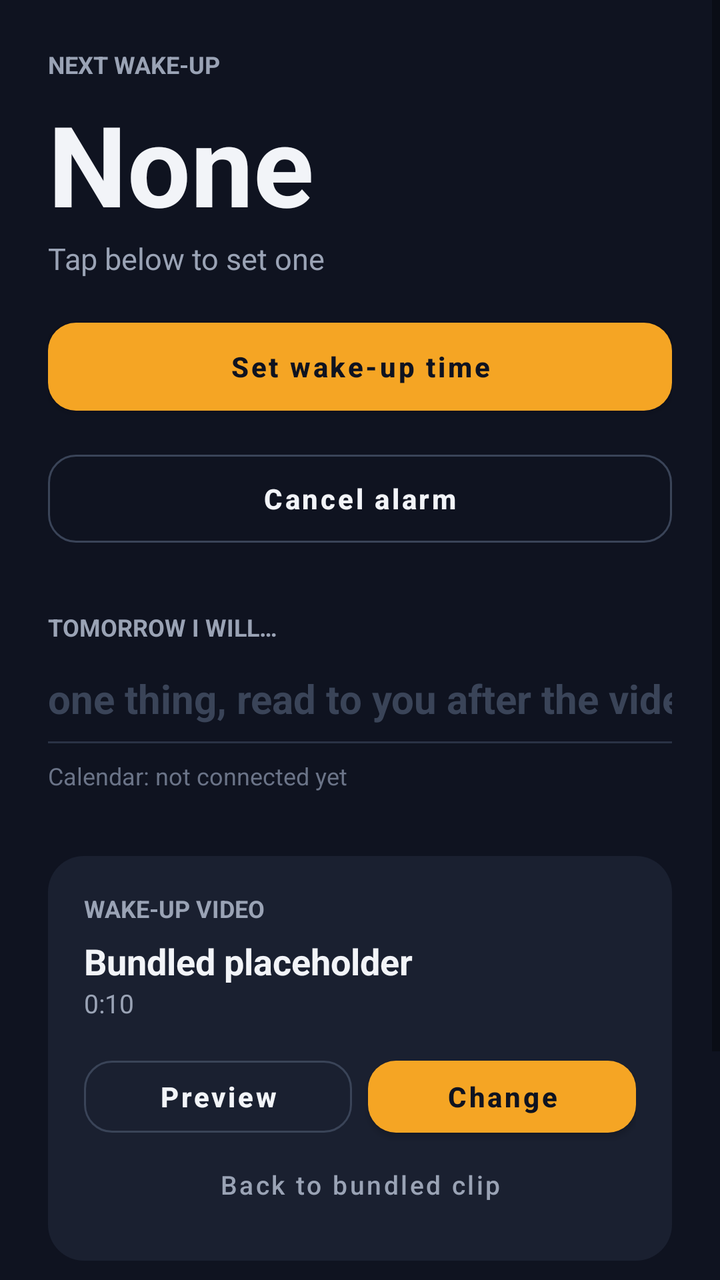
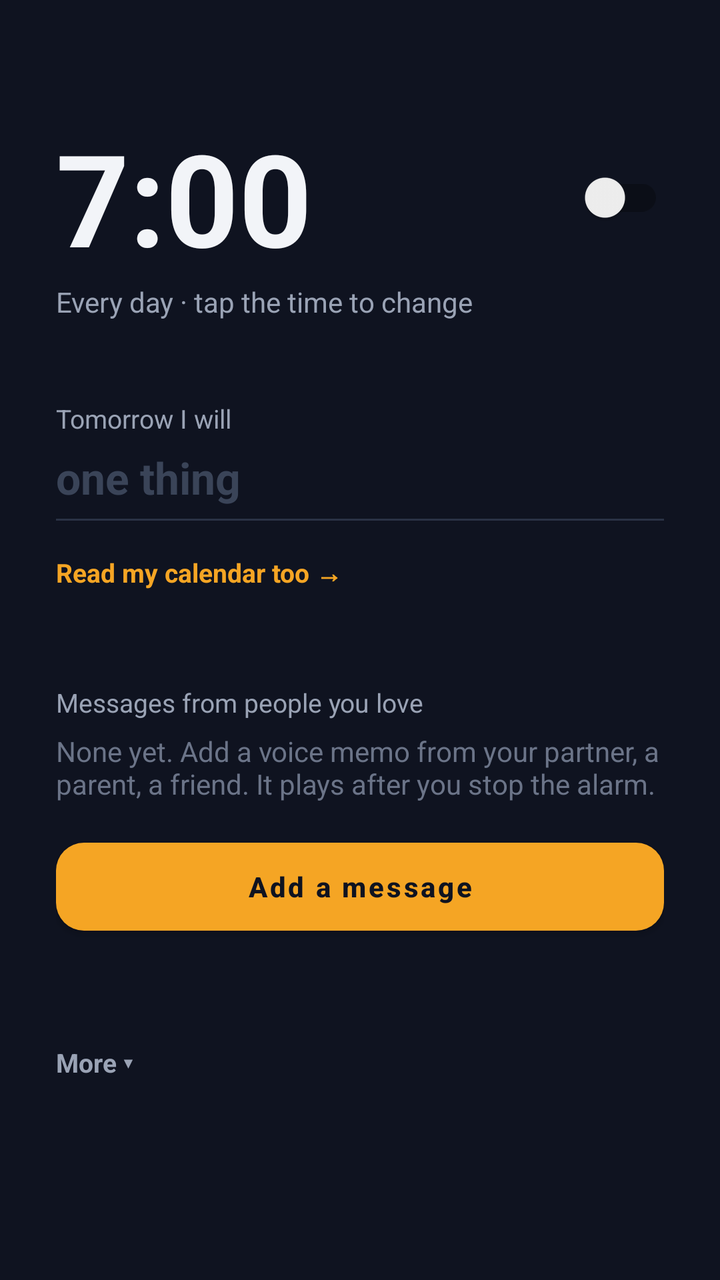

Two renders of the same Android screen: before a commit and after it. Below are the layout's source before the change and the commit's diff.
<!-- AndroidManifest.xml: application theme Theme.WhyNotYou -->
<!-- res/layout/activity_main.xml -->
<?xml version="1.0" encoding="utf-8"?>
<ScrollView xmlns:android="http://schemas.android.com/apk/res/android"
    android:layout_width="match_parent"
    android:layout_height="match_parent"
    android:background="#0F1320"
    android:fillViewport="true">

    <LinearLayout
        android:layout_width="match_parent"
        android:layout_height="wrap_content"
        android:orientation="vertical"
        android:padding="24dp"
        android:paddingTop="48dp">

        
        <LinearLayout
            android:id="@+id/row_warning"
            android:layout_width="match_parent"
            android:layout_height="wrap_content"
            android:layout_marginBottom="20dp"
            android:background="@drawable/bg_card_amber"
            android:gravity="center_vertical"
            android:orientation="horizontal"
            android:padding="14dp"
            android:visibility="gone">
            <TextView
                android:id="@+id/txt_warning"
                android:layout_width="0dp"
                android:layout_height="wrap_content"
                android:layout_weight="1"
                android:text="1 permission missing — the alarm may not fire"
                android:textColor="#F2F4F8"
                android:textSize="13sp"
                android:textStyle="bold" />
            <TextView
                android:layout_width="wrap_content"
                android:layout_height="wrap_content"
                android:text="Fix"
                android:textColor="#F5A524"
                android:textSize="13sp"
                android:textStyle="bold" />
        </LinearLayout>

        <TextView
            android:layout_width="wrap_content"
            android:layout_height="wrap_content"
            android:text="NEXT WAKE-UP"
            android:textColor="#9AA3B5"
            android:textSize="12sp"
            android:textStyle="bold" />

        <TextView
            android:id="@+id/txt_next_time"
            android:layout_width="wrap_content"
            android:layout_height="wrap_content"
            android:layout_marginTop="4dp"
            android:text="None"
            android:textColor="#F2F4F8"
            android:textSize="56sp"
            android:textStyle="bold" />

        <TextView
            android:id="@+id/txt_next_sub"
            android:layout_width="wrap_content"
            android:layout_height="wrap_content"
            android:text="Tap below to set one"
            android:textColor="#9AA3B5"
            android:textSize="15sp" />

        <Button
            android:id="@+id/btn_set_time"
            style="@style/PrimaryButton"
            android:layout_marginTop="16dp"
            android:text="Set wake-up time" />

        <Button
            android:id="@+id/btn_cancel"
            style="@style/SecondaryButton"
            android:text="Cancel alarm" />

        <TextView
            android:layout_width="wrap_content"
            android:layout_height="wrap_content"
            android:layout_marginTop="28dp"
            android:text="TOMORROW I WILL…"
            android:textColor="#9AA3B5"
            android:textSize="12sp"
            android:textStyle="bold" />

        <EditText
            android:id="@+id/edit_intention"
            android:layout_width="match_parent"
            android:layout_height="wrap_content"
            android:layout_marginTop="6dp"
            android:background="@android:color/transparent"
            android:hint="one thing, read to you after the video"
            android:imeOptions="actionDone"
            android:inputType="textCapSentences"
            android:maxLines="2"
            android:paddingVertical="8dp"
            android:textColor="#F2F4F8"
            android:textColorHint="#3A4458"
            android:textSize="20sp"
            android:textStyle="bold" />

        <View
            android:layout_width="match_parent"
            android:layout_height="1dp"
            android:background="#2A3245" />

        <TextView
            android:id="@+id/txt_brief_status"
            android:layout_width="wrap_content"
            android:layout_height="wrap_content"
            android:layout_marginTop="8dp"
            android:text="Calendar: not connected yet"
            android:textColor="#6B7488"
            android:textSize="12sp" />

        
        <LinearLayout
            android:layout_width="match_parent"
            android:layout_height="wrap_content"
            android:layout_marginTop="32dp"
            android:background="@drawable/bg_card"
            android:orientation="vertical"
            android:padding="18dp">

            <TextView
                android:layout_width="wrap_content"
                android:layout_height="wrap_content"
                android:text="WAKE-UP VIDEO"
                android:textColor="#9AA3B5"
                android:textSize="12sp"
                android:textStyle="bold" />

            <TextView
                android:id="@+id/txt_video"
                android:layout_width="wrap_content"
                android:layout_height="wrap_content"
                android:layout_marginTop="6dp"
                android:text="Bundled placeholder"
                android:textColor="#F2F4F8"
                android:textSize="18sp"
                android:textStyle="bold" />

            <TextView
                android:id="@+id/txt_video_sub"
                android:layout_width="wrap_content"
                android:layout_height="wrap_content"
                android:text="0:10"
                android:textColor="#9AA3B5"
                android:textSize="13sp" />

            <LinearLayout
                android:layout_width="match_parent"
                android:layout_height="wrap_content"
                android:layout_marginTop="14dp"
                android:orientation="horizontal">
                <Button
                    android:id="@+id/btn_preview"
                    style="@style/SecondaryButton"
                    android:layout_width="0dp"
                    android:layout_height="48dp"
                    android:layout_marginTop="0dp"
                    android:layout_marginEnd="8dp"
                    android:layout_weight="1"
                    android:text="Preview" />
                <Button
                    android:id="@+id/btn_pick_video"
                    style="@style/PrimaryButton"
                    android:layout_width="0dp"
                    android:layout_height="48dp"
                    android:layout_marginTop="0dp"
                    android:layout_weight="1"
                    android:text="Change" />
            </LinearLayout>

            <Button
                android:id="@+id/btn_reset_video"
                android:layout_width="wrap_content"
                android:layout_height="40dp"
                android:layout_gravity="center_horizontal"
                android:background="@android:color/transparent"
                android:text="Back to bundled clip"
                android:textAllCaps="false"
                android:textColor="#9AA3B5"
                android:textSize="13sp" />
        </LinearLayout>

        
        <Button
            android:id="@+id/btn_test_1min"
            style="@style/SecondaryButton"
            android:layout_marginTop="24dp"
            android:text="Test: fire in 1 min, then lock the phone" />

        <TextView
            android:id="@+id/txt_status_line"
            android:layout_width="wrap_content"
            android:layout_height="wrap_content"
            android:layout_gravity="center_horizontal"
            android:layout_marginTop="28dp"
            android:text="✓ Phone is set up to wake you"
            android:textColor="#6B7488"
            android:textSize="12sp" />
    </LinearLayout>
</ScrollView>
<!-- resources referenced by this layout -->
<resources>
  <!-- drawable bg_card (drawable) -->
  <?xml version="1.0" encoding="utf-8"?>
  <shape xmlns:android="http://schemas.android.com/apk/res/android" android:shape="rectangle">
      <solid android:color="#1A2030" />
      <corners android:radius="18dp" />
  </shape>
  <!-- drawable bg_card_amber (drawable) -->
  <?xml version="1.0" encoding="utf-8"?>
  <shape xmlns:android="http://schemas.android.com/apk/res/android" android:shape="rectangle">
      <solid android:color="#3A2A10" />
      <stroke android:width="1dp" android:color="#F5A524" />
      <corners android:radius="16dp" />
  </shape>
  <style name="PrimaryButton" parent="Widget.MaterialComponents.Button">
          <item name="android:layout_width">match_parent</item>
          <item name="android:layout_height">56dp</item>
          <item name="android:layout_marginTop">10dp</item>
          <item name="android:textAllCaps">false</item>
          <item name="android:textStyle">bold</item>
          <item name="backgroundTint">#F5A524</item>
          <item name="android:textColor">#0F1320</item>
          <item name="cornerRadius">14dp</item>
      </style>
  <style name="SecondaryButton" parent="Widget.MaterialComponents.Button.OutlinedButton">
          <item name="android:layout_width">match_parent</item>
          <item name="android:layout_height">56dp</item>
          <item name="android:layout_marginTop">10dp</item>
          <item name="android:textAllCaps">false</item>
          <item name="android:textStyle">bold</item>
          <item name="android:textColor">#F2F4F8</item>
          <item name="strokeColor">#3A4458</item>
          <item name="cornerRadius">14dp</item>
      </style>
  <style name="Theme.WhyNotYou" parent="Theme.MaterialComponents.DayNight.NoActionBar">
          <item name="colorPrimary">#F5A524</item>
          <item name="colorOnPrimary">#0F1320</item>
          <item name="android:statusBarColor">#0F1320</item>
          <item name="android:navigationBarColor">#0F1320</item>
          <item name="android:windowBackground">#0F1320</item>
      </style>
</resources>

<!-- the commit's change to res/layout/activity_main.xml (unified diff, before → after) -->
@@ -9,98 +9,80 @@
         android:layout_width="match_parent"
         android:layout_height="wrap_content"
         android:orientation="vertical"
-        android:padding="24dp"
-        android:paddingTop="48dp">
+        android:paddingStart="28dp"
+        android:paddingTop="56dp"
+        android:paddingEnd="28dp"
+        android:paddingBottom="40dp">
+
+        
+        <TextView
+            android:id="@+id/txt_warning"
+            android:layout_width="match_parent"
+            android:layout_height="wrap_content"
+            android:layout_marginBottom="24dp"
+            android:background="@drawable/bg_card_amber"
+            android:padding="14dp"
+            android:text="1 permission missing — fix"
+            android:textColor="#F2F4F8"
+            android:textSize="13sp"
+            android:textStyle="bold"
+            android:visibility="gone" />
 
         
         <LinearLayout
-            android:id="@+id/row_warning"
-            android:layout_width="match_parent"
-            android:layout_height="wrap_content"
-            android:layout_marginBottom="20dp"
-            android:background="@drawable/bg_card_amber"
+            android:layout_width="match_parent"
+            android:layout_height="wrap_content"
             android:gravity="center_vertical"
-            android:orientation="horizontal"
-            android:padding="14dp"
-            android:visibility="gone">
+            android:orientation="horizontal">
+
             <TextView
-                android:id="@+id/txt_warning"
+                android:id="@+id/txt_time"
                 android:layout_width="0dp"
                 android:layout_height="wrap_content"
                 android:layout_weight="1"
-                android:text="1 permission missing — the alarm may not fire"
+                android:text="7:00"
                 android:textColor="#F2F4F8"
-                android:textSize="13sp"
+                android:textSize="64sp"
                 android:textStyle="bold" />
-            <TextView
+
+            <androidx.appcompat.widget.SwitchCompat
+                android:id="@+id/switch_alarm"
                 android:layout_width="wrap_content"
                 android:layout_height="wrap_content"
-                android:text="Fix"
-                android:textColor="#F5A524"
-                android:textSize="13sp"
-                android:textStyle="bold" />
+                android:minWidth="48dp"
+                android:minHeight="48dp" />
         </LinearLayout>
 
         <TextView
-            android:layout_width="wrap_content"
-            android:layout_height="wrap_content"
-            android:text="NEXT WAKE-UP"
-            android:textColor="#9AA3B5"
-            android:textSize="12sp"
-            android:textStyle="bold" />
-
-        <TextView
-            android:id="@+id/txt_next_time"
-            android:layout_width="wrap_content"
-            android:layout_height="wrap_content"
-            android:layout_marginTop="4dp"
-            android:text="None"
-            android:textColor="#F2F4F8"
-            android:textSize="56sp"
-            android:textStyle="bold" />
-
-        <TextView
-            android:id="@+id/txt_next_sub"
-            android:layout_width="wrap_content"
-            android:layout_height="wrap_content"
-            android:text="Tap below to set one"
-            android:textColor="#9AA3B5"
-            android:textSize="15sp" />
-
-        <Button
-            android:id="@+id/btn_set_time"
-            style="@style/PrimaryButton"
-            android:layout_marginTop="16dp"
-            android:text="Set wake-up time" />
-
-        <Button
-            android:id="@+id/btn_cancel"
-            style="@style/SecondaryButton"
-            android:text="Cancel alarm" />
-
-        <TextView
-            android:layout_width="wrap_content"
-            android:layout_height="wrap_content"
-            android:layout_marginTop="28dp"
-            android:text="TOMORROW I WILL…"
-            android:textColor="#9AA3B5"
-            android:textSize="12sp"
-            android:textStyle="bold" />
+            android:id="@+id/txt_sub"
+            android:layout_width="wrap_content"
+            android:layout_height="wrap_content"
+            android:text="Every day · tap the time to change"
+            android:textColor="#9AA3B5"
+            android:textSize="14sp" />
+
+        
+        <TextView
+            android:layout_width="wrap_content"
+            android:layout_height="wrap_content"
+            android:layout_marginTop="40dp"
+            android:text="Tomorrow I will"
+            android:textColor="#9AA3B5"
+            android:textSize="13sp" />
 
         <EditText
             android:id="@+id/edit_intention"
             android:layout_width="match_parent"
             android:layout_height="wrap_content"
-            android:layout_marginTop="6dp"
             android:background="@android:color/transparent"
-            android:hint="one thing, read to you after the video"
+            android:hint="one thing"
             android:imeOptions="actionDone"
             android:inputType="textCapSentences"
             android:maxLines="2"
-            android:paddingVertical="8dp"
+            android:paddingVertical="6dp"
             android:textColor="#F2F4F8"
             android:textColorHint="#3A4458"
-            android:textSize="20sp"
+            android:textSize="22sp"
             android:textStyle="bold" />
 
         <View
@@ -109,100 +91,118 @@
             android:background="#2A3245" />
 
         <TextView
-            android:id="@+id/txt_brief_status"
-            android:layout_width="wrap_content"
-            android:layout_height="wrap_content"
-            android:layout_marginTop="8dp"
-            android:text="Calendar: not connected yet"
+            android:id="@+id/txt_calendar"
+            android:layout_width="wrap_content"
+            android:layout_height="wrap_content"
+            android:layout_marginTop="10dp"
+            android:minHeight="32dp"
+            android:gravity="center_vertical"
+            android:text="Read my calendar too →"
+            android:textColor="#F5A524"
+            android:textSize="13sp"
+            android:textStyle="bold" />
+
+        
+        <TextView
+            android:layout_width="wrap_content"
+            android:layout_height="wrap_content"
+            android:layout_marginTop="40dp"
+            android:text="Messages from people you love"
+            android:textColor="#9AA3B5"
+            android:textSize="13sp" />
+
+        <LinearLayout
+            android:id="@+id/list_messages"
+            android:layout_width="match_parent"
+            android:layout_height="wrap_content"
+            android:orientation="vertical" />
+
+        <TextView
+            android:id="@+id/txt_no_messages"
+            android:layout_width="wrap_content"
+            android:layout_height="wrap_content"
+            android:layout_marginTop="6dp"
+            android:text="None yet. Add a voice memo from your partner, a parent, a friend. It plays after you stop the alarm."
             android:textColor="#6B7488"
-            android:textSize="12sp" />
-
-        
+            android:textSize="14sp" />
+
+        <Button
+            android:id="@+id/btn_add_message"
+            style="@style/PrimaryButton"
+            android:layout_marginTop="14dp"
+            android:text="Add a message" />
+
+        
+        <TextView
+            android:id="@+id/btn_more"
+            android:layout_width="wrap_content"
+            android:layout_height="wrap_content"
+            android:layout_marginTop="40dp"
+            android:minHeight="40dp"
+            android:gravity="center_vertical"
+            android:text="More ▾"
+            android:textColor="#9AA3B5"
+            android:textSize="13sp"
+            android:textStyle="bold" />
+
         <LinearLayout
-            android:layout_width="match_parent"
-            android:layout_height="wrap_content"
-            android:layout_marginTop="32dp"
-            android:background="@drawable/bg_card"
+            android:id="@+id/panel_more"
+            android:layout_width="match_parent"
+            android:layout_height="wrap_content"
             android:orientation="vertical"
-            android:padding="18dp">
-
-            <TextView
-                android:layout_width="wrap_content"
-                android:layout_height="wrap_content"
-                android:text="WAKE-UP VIDEO"
-                android:textColor="#9AA3B5"
-                android:textSize="12sp"
-                android:textStyle="bold" />
+            android:visibility="gone">
 
             <TextView
                 android:id="@+id/txt_video"
                 android:layout_width="wrap_content"
                 android:layout_height="wrap_content"
-                android:layout_marginTop="6dp"
-                android:text="Bundled placeholder"
+                android:layout_marginTop="8dp"
+                android:text="Alarm sound: bundled clip"
                 android:textColor="#F2F4F8"
-                android:textSize="18sp"
-                android:textStyle="bold" />
-
-            <TextView
-                android:id="@+id/txt_video_sub"
-                android:layout_width="wrap_content"
-                android:layout_height="wrap_content"
-                android:text="0:10"
-                android:textColor="#9AA3B5"
-                android:textSize="13sp" />
+                android:textSize="14sp" />
 
             <LinearLayout
                 android:layout_width="match_parent"
                 android:layout_height="wrap_content"
-                android:layout_marginTop="14dp"
+                android:layout_marginTop="8dp"
                 android:orientation="horizontal">
                 <Button
-                    android:id="@+id/btn_preview"
+                    android:id="@+id/btn_pick_video"
                     style="@style/SecondaryButton"
                     android:layout_width="0dp"
-                    android:layout_height="48dp"
+                    android:layout_height="44dp"
                     android:layout_marginTop="0dp"
                     android:layout_marginEnd="8dp"
                     android:layout_weight="1"
-                    android:text="Preview" />
+                    android:text="Change" />
                 <Button
-                    android:id="@+id/btn_pick_video"
-                    style="@style/PrimaryButton"
+                    android:id="@+id/btn_reset_video"
+                    style="@style/SecondaryButton"
                     android:layout_width="0dp"
-                    android:layout_height="48dp"
+                    android:layout_height="44dp"
                     android:layout_marginTop="0dp"
                     android:layout_weight="1"
-                    android:text="Change" />
+                    android:text="Reset" />
             </LinearLayout>
 
             <Button
-                android:id="@+id/btn_reset_video"
+                android:id="@+id/btn_preview"
+                style="@style/SecondaryButton"
+                android:text="Preview the alarm" />
+
+            <Button
+                android:id="@+id/btn_test_1min"
+                style="@style/SecondaryButton"
+                android:text="Test in 1 minute (lock the phone)" />
+
+            <TextView
+                android:id="@+id/txt_status_line"
                 android:layout_width="wrap_content"
-                android:layout_height="40dp"
-                android:layout_gravity="center_horizontal"
-                android:background="@android:color/transparent"
-                android:text="Back to bundled clip"
-                android:textAllCaps="false"
-                android:textColor="#9AA3B5"
-                android:textSize="13sp" />
+                android:layout_height="wrap_content"
+                android:layout_marginTop="16dp"
+                android:text="✓ Phone is set up to wake you"
+                android:textColor="#6B7488"
+                android:textSize="12sp" />
         </LinearLayout>
-
-        
-        <Button
-            android:id="@+id/btn_test_1min"
-            style="@style/SecondaryButton"
-            android:layout_marginTop="24dp"
-            android:text="Test: fire in 1 min, then lock the phone" />
-
-        <TextView
-            android:id="@+id/txt_status_line"
-            android:layout_width="wrap_content"
-            android:layout_height="wrap_content"
-            android:layout_gravity="center_horizontal"
-            android:layout_marginTop="28dp"
-            android:text="✓ Phone is set up to wake you"
-            android:textColor="#6B7488"
-            android:textSize="12sp" />
     </LinearLayout>
 </ScrollView>
<!-- resource entries referenced after the edit -->
@@ -1,11 +1,5 @@
 <!-- resources referenced by this layout -->
 <resources>
-  <!-- drawable bg_card (drawable) -->
-  <?xml version="1.0" encoding="utf-8"?>
-  <shape xmlns:android="http://schemas.android.com/apk/res/android" android:shape="rectangle">
-      <solid android:color="#1A2030" />
-      <corners android:radius="18dp" />
-  </shape>
   <!-- drawable bg_card_amber (drawable) -->
   <?xml version="1.0" encoding="utf-8"?>
   <shape xmlns:android="http://schemas.android.com/apk/res/android" android:shape="rectangle">
